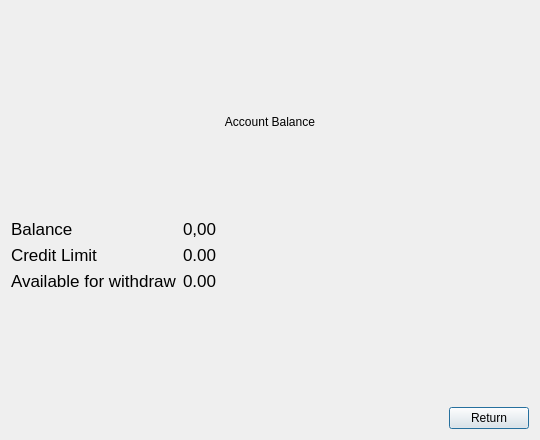
Above: bank-automat/balance.ui from sannatikk/ATM_simulator_app before the change. Below: the same form after it.
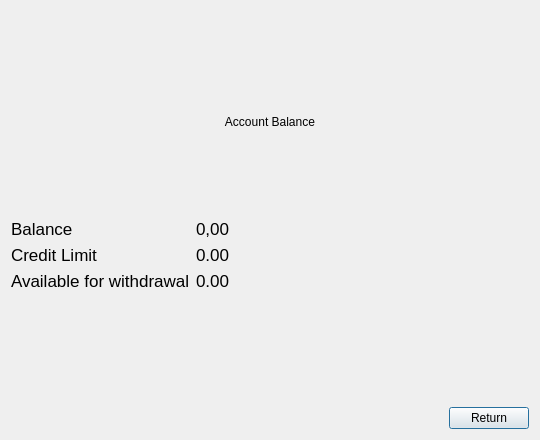
That is the form after the change.

What changed in the file:
```diff
--- a/bank-automat/balance.ui
+++ b/bank-automat/balance.ui
@@ -124,7 +124,7 @@
           </font>
          </property>
          <property name="text">
-          <string>Available for withdraw</string>
+          <string>Available for withdrawal</string>
          </property>
         </widget>
        </item>
```
